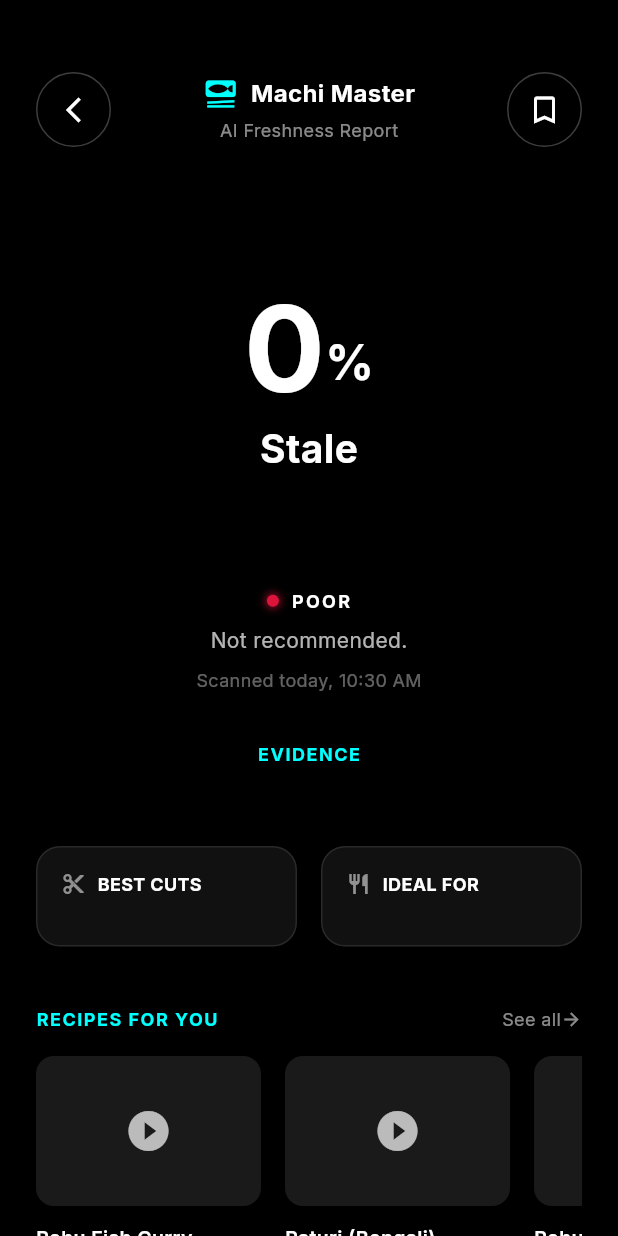
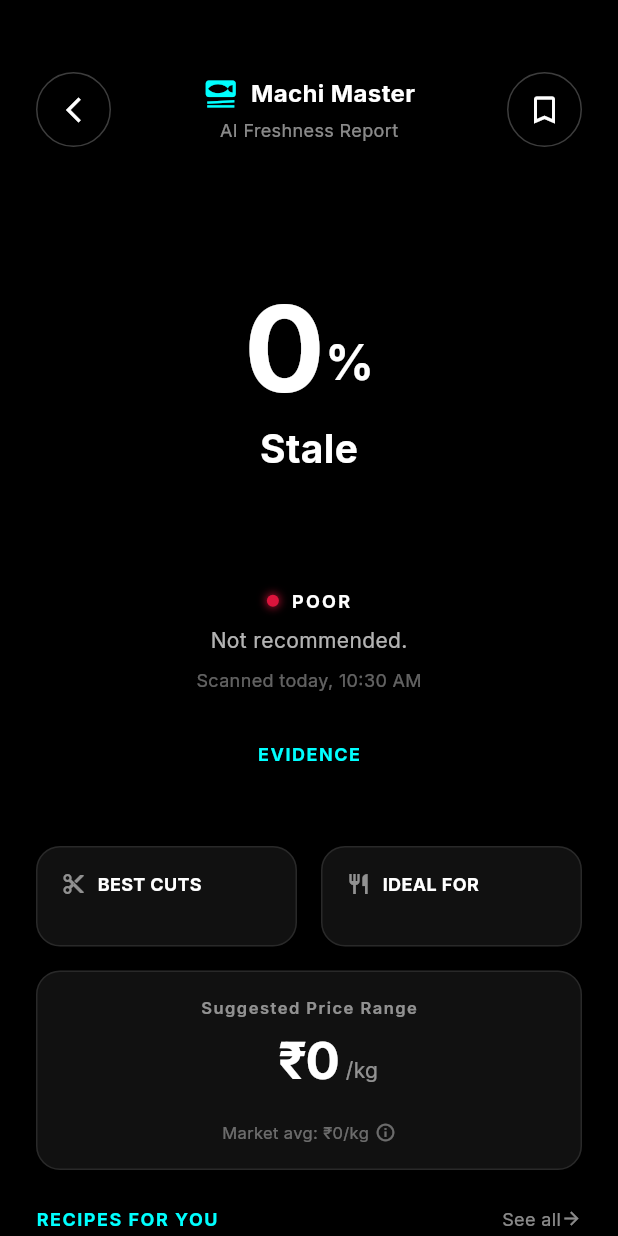
Before and after one commit to anuragc2001/illish, a Flutter app: the ResultsScreen screen opened directly with empty values, on a phone screen of 412 x 824 dp. Run offline on Flutter 3.47's test engine with Material 3 defaults, Android fonts, the phone set to English and light mode, and no system bars; our stand-ins replace camera, connectivity_plus, flutter_dotenv, geocoding, geolocator, google_fonts and 4 more; missing offline and left inert: gal, workmanager; accounts and stored records are empty; generated files the repository leaves out were written again; statements that could not run were skipped.

Commit message:
feat: add price analysis card to results screen and integrate pricing metrics into AI provider prompt

```diff
--- a/lib/screens/results_screen.dart
+++ b/lib/screens/results_screen.dart
@@ -228,6 +228,17 @@
     final List<String> trickeryTips = List<String>.from(
       widget.aiData['trickeryTips'] ?? [],
     );
+    final String suggestedPrice =
+        widget.aiData['suggestedPrice']?.toString() ?? 'N/A';
+    final String marketAvgPrice =
+        widget.aiData['marketAvgPrice']?.toString() ?? 'N/A';
+    final String priceExplanation =
+        widget.aiData['priceExplanation']?.toString() ??
+        'Price explanation not available.';
+    final String marketAvgExplanation =
+        widget.aiData['marketAvgExplanation']?.toString() ??
+        'Market average calculation not available.';
+
     final bool isError = widget.aiData['error'] == true;
 
     // Status word classification
@@ -746,7 +757,18 @@
                         ],
                       ),
                     ),
-                    const SizedBox(height: 40),
+                    const SizedBox(height: 16),
+
+                    if (suggestedPrice != 'N/A') ...[
+                      _buildPriceCard(
+                        context,
+                        suggestedPrice,
+                        marketAvgPrice,
+                        priceExplanation,
+                        marketAvgExplanation,
+                      ),
+                      const SizedBox(height: 24),
+                    ],
 
                     Row(
                       mainAxisAlignment: MainAxisAlignment.spaceBetween,
@@ -897,6 +919,123 @@
     );
   }
 
+  Widget _buildPriceCard(
+    BuildContext context,
+    String suggestedPrice,
+    String marketAvg,
+    String explanation,
+    String marketAvgExplanation,
+  ) {
+    return Container(
+      decoration: BoxDecoration(
+        color: AppTheme.cardBackground,
+        borderRadius: BorderRadius.circular(16),
+        border: Border.all(color: Colors.white10),
+      ),
+      padding: const EdgeInsets.symmetric(horizontal: 16, vertical: 16),
+      child: Column(
+        children: [
+          Row(
+            mainAxisAlignment: MainAxisAlignment.center,
+            children: [
+              Text(
+                "Suggested Price Range",
+                style: GoogleFonts.inter(
+                  color: Colors.white54,
+                  fontSize: 11,
+                  fontWeight: FontWeight.w600,
+                  letterSpacing: 1.0,
+                ),
+              ),
+            ],
+          ),
+          const SizedBox(height: 2),
+          Row(
+            mainAxisAlignment: MainAxisAlignment.center,
+            crossAxisAlignment: CrossAxisAlignment.baseline,
+            textBaseline: TextBaseline.alphabetic,
+            children: [
+              Opacity(
+                opacity: 0.0,
+                child: Text(
+                  " /kg",
+                  style: GoogleFonts.inter(fontSize: 14),
+                ),
+              ),
+              Text(
+                "₹$suggestedPrice",
+                style: GoogleFonts.inter(
+                  color: Colors.white,
+                  fontSize: 34,
+                  fontWeight: FontWeight.w700,
+                  letterSpacing: -1.0,
+                ),
+              ),
+              Text(
+                " /kg",
+                style: GoogleFonts.inter(color: Colors.white54, fontSize: 14),
+              ),
+            ],
+          ),
+          const SizedBox(height: 16),
+          Row(
+            mainAxisAlignment: MainAxisAlignment.center,
+            children: [
+              Text(
+                "Market avg: ₹$marketAvg/kg",
+                style: GoogleFonts.inter(color: Colors.white38, fontSize: 11),
+              ),
+              const SizedBox(width: 4),
+              GestureDetector(
+                onTap: () {
+                  showDialog(
+                    context: context,
+                    builder: (context) => AlertDialog(
+                      backgroundColor: AppTheme.cardBackground,
+                      shape: RoundedRectangleBorder(
+                        borderRadius: BorderRadius.circular(16),
+                      ),
+                      title: Text(
+                        "Market Average",
+                        style: GoogleFonts.inter(
+                          color: Colors.white,
+                          fontSize: 16,
+                          fontWeight: FontWeight.bold,
+                        ),
+                      ),
+                      content: Text(
+                        marketAvgExplanation,
+                        style: GoogleFonts.inter(
+                          color: Colors.white70,
+                          fontSize: 14,
+                          height: 1.5,
+                        ),
+                      ),
+                      actions: [
+                        TextButton(
+                          onPressed: () => Navigator.pop(context),
+                          child: Text(
+                            "OK",
+                            style: GoogleFonts.inter(color: AppTheme.neonCyan),
+                          ),
+                        ),
+                      ],
+                    ),
+                  );
+                },
+                child: const Icon(
+                  Icons.info_outline,
+                  color: Colors.white38,
+                  size: 14,
+                ),
+              ),
+            ],
+          ),
+        ],
+      ),
+    );
+  }
+
   Widget _buildVendorTrickeryCard(List<String> trickeryTips) {
     return Container(
       decoration: BoxDecoration(
@@ -933,7 +1072,9 @@
                       crossAxisAlignment: CrossAxisAlignment.start,
                       children: [
                         Text(
-                          _showAllTrickeryTips ? "Vendor Trickery Alerts" : trickeryTips.first,
+                          _showAllTrickeryTips
+                              ? "Vendor Trickery Alerts"
+                              : trickeryTips.first,
                           maxLines: 1,
                           overflow: TextOverflow.ellipsis,
                           style: GoogleFonts.inter(
--- a/lib/services/ai_service.dart
+++ b/lib/services/ai_service.dart
@@ -74,6 +74,10 @@
           'Look at the eyes - Avoid fish with cloudy, sunken eyes.',
           'Beware of artificial coloring on the skin or gills.',
         ],
+        'suggestedPrice': '300 - 320',
+        'marketAvgPrice': '340',
+        'priceExplanation': 'Calculated based on 90% freshness, early morning catch premium, and current wholesale rates in Kolkata.',
+        'marketAvgExplanation': 'The market average price is compiled from regional crowdsourced reports and wholesale benchmark data from the past week.',
         'isOffline': true,
       };
     }
```
Also changed, not shown: lib/services/ai/gemini_provider.dart (+27 -2 lines).
